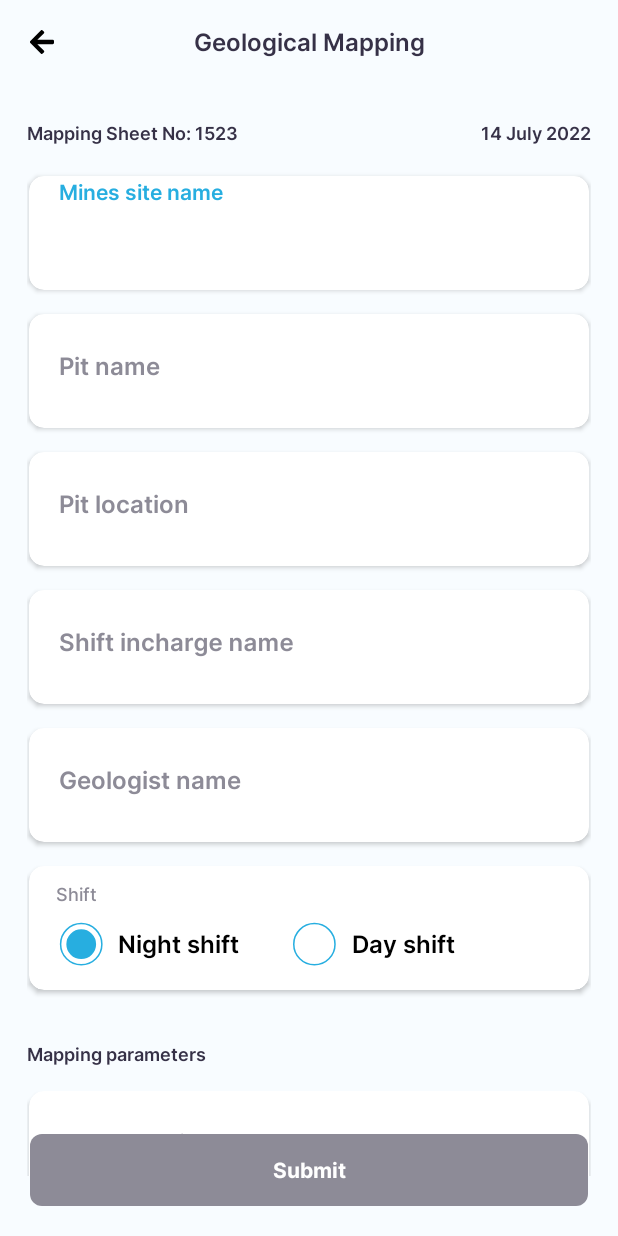
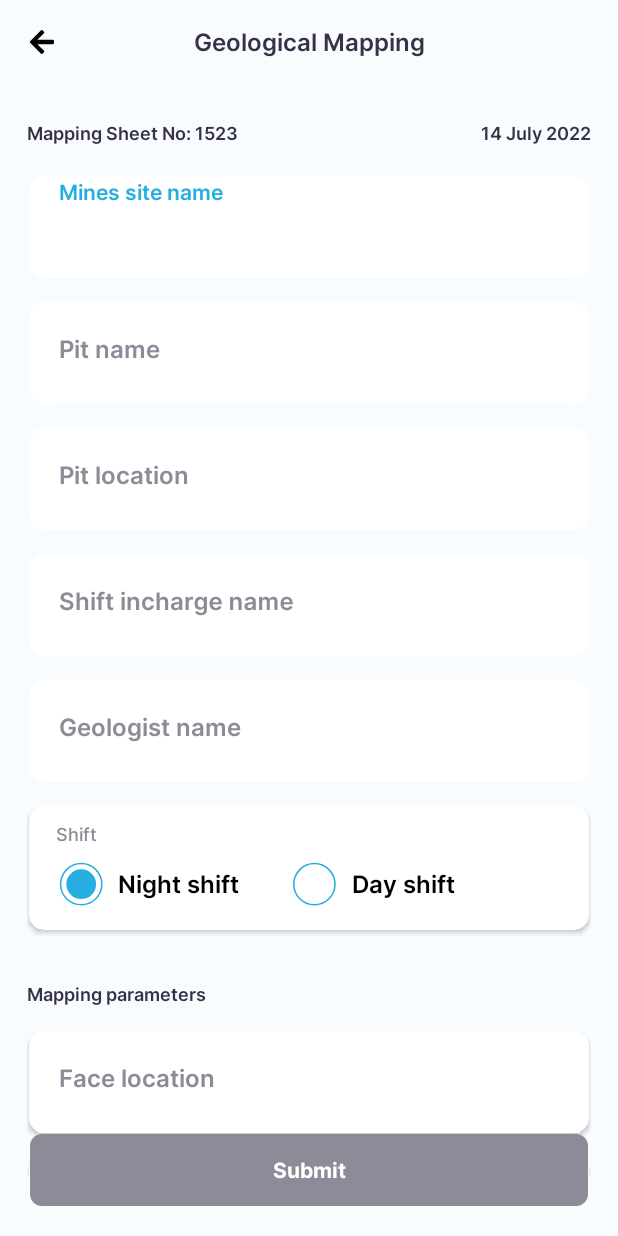
Before and after one commit to QLTECHPROJ/GEOMAP_Android, an Android app: the OpenCastFormFirstStepActivity screen opened directly, with no data from a screen before it, on a phone screen of 412 x 824 dp. Run offline under Robolectric (Android 15) with nearby library versions, the phone set to English and light mode, and no system bars; our stand-ins replace data binding, sdp/ssp sizes; libraries missing offline, so code that uses them is left out: com.github.gcacace.signaturepad; plain views replace SignaturePad; network calls fail; 2 statements that could not run were skipped.

Commit message:
Textfield size design changes.

```diff
--- a/app/src/main/java/com/geomap/mapReportModule/activities/OpenCastFormFirstStepActivity.kt
+++ b/app/src/main/java/com/geomap/mapReportModule/activities/OpenCastFormFirstStepActivity.kt
@@ -11,9 +11,6 @@ import com.geomap.GeoMapApp.*
 import com.geomap.R
 import com.geomap.databinding.ActivityOpenCastFormFirstStepBinding
 import com.github.gcacace.signaturepad.views.SignaturePad
-
-
-
 
 class OpenCastFormFirstStepActivity : AppCompatActivity() {
     private lateinit var binding : ActivityOpenCastFormFirstStepBinding
--- a/app/src/main/java/com/geomap/utils/RetrofitService.kt
+++ b/app/src/main/java/com/geomap/utils/RetrofitService.kt
@@ -24,7 +24,9 @@ interface RetrofitService {
 
     @POST("csdetails")
     @FormUrlEncoded
-    fun postLoginData(@Field("custId") custId : String?) : Call<LoginModel>
+    fun postLoginData(@Field("userId") userId : String?,
+        @Field("name") name : String?,
+        @Field("password") password : String?) : Call<LoginModel>
 
     companion object {
         fun getInstance() : RetrofitService {
--- a/app/src/main/res/layout/activity_open_cast_form_first_step.xml
+++ b/app/src/main/res/layout/activity_open_cast_form_first_step.xml
@@ -87,7 +87,7 @@
 
                 <androidx.cardview.widget.CardView
                     android:layout_width="match_parent"
-                    android:layout_height="@dimen/_76sdp"
+                    android:layout_height="@dimen/_68sdp"
                     android:layout_marginHorizontal="@dimen/_1sdp"
                     android:layout_marginTop="@dimen/_20sdp"
                     app:cardCornerRadius="@dimen/_10sdp"
@@ -112,7 +112,7 @@
                         <com.google.android.material.textfield.TextInputEditText
                             android:id="@+id/etMinesSiteName"
                             android:layout_width="match_parent"
-                            android:layout_height="@dimen/_38sdp"
+                            android:layout_height="@dimen/_24sdp"
                             android:background="@null"
                             android:backgroundTint="@color/black"
                             android:cursorVisible="true"
@@ -134,7 +134,7 @@
 
                 <androidx.cardview.widget.CardView
                     android:layout_width="match_parent"
-                    android:layout_height="@dimen/_76sdp"
+                    android:layout_height="@dimen/_68sdp"
                     android:layout_marginHorizontal="@dimen/_1sdp"
                     android:layout_marginTop="@dimen/_16sdp"
                     app:cardCornerRadius="@dimen/_10sdp"
@@ -159,7 +159,7 @@
                         <com.google.android.material.textfield.TextInputEditText
                             android:id="@+id/etPitName"
                             android:layout_width="match_parent"
-                            android:layout_height="@dimen/_38sdp"
+                            android:layout_height="@dimen/_24sdp"
                             android:background="@null"
                             android:backgroundTint="@color/black"
                             android:cursorVisible="true"
@@ -182,7 +182,7 @@
 
                 <androidx.cardview.widget.CardView
                     android:layout_width="match_parent"
-                    android:layout_height="@dimen/_76sdp"
+                    android:layout_height="@dimen/_68sdp"
                     android:layout_marginHorizontal="@dimen/_1sdp"
                     android:layout_marginTop="@dimen/_16sdp"
                     app:cardCornerRadius="@dimen/_10sdp"
@@ -207,7 +207,7 @@
                         <com.google.android.material.textfield.TextInputEditText
                             android:id="@+id/etPitLocation"
                             android:layout_width="match_parent"
-                            android:layout_height="@dimen/_38sdp"
+                            android:layout_height="@dimen/_24sdp"
                             android:background="@null"
                             android:backgroundTint="@color/black"
                             android:cursorVisible="true"
@@ -230,7 +230,7 @@
 
                 <androidx.cardview.widget.CardView
                     android:layout_width="match_parent"
-                    android:layout_height="@dimen/_76sdp"
+                    android:layout_height="@dimen/_68sdp"
                     android:layout_marginHorizontal="@dimen/_1sdp"
                     android:layout_marginTop="@dimen/_16sdp"
                     app:cardCornerRadius="@dimen/_10sdp"
@@ -255,7 +255,7 @@
                         <com.google.android.material.textfield.TextInputEditText
                             android:id="@+id/etShiftInchargeName"
                             android:layout_width="match_parent"
-                            android:layout_height="@dimen/_38sdp"
+                            android:layout_height="@dimen/_28sdp"
                             android:background="@null"
                             android:backgroundTint="@color/black"
                             android:cursorVisible="true"
@@ -278,7 +278,7 @@
 
                 <androidx.cardview.widget.CardView
                     android:layout_width="match_parent"
-                    android:layout_height="@dimen/_76sdp"
+                    android:layout_height="@dimen/_68sdp"
                     android:layout_marginHorizontal="@dimen/_1sdp"
                     android:layout_marginTop="@dimen/_16sdp"
                     app:cardCornerRadius="@dimen/_10sdp"
@@ -303,7 +303,7 @@
                         <com.google.android.material.textfield.TextInputEditText
                             android:id="@+id/etGeologistName"
                             android:layout_width="match_parent"
-                            android:layout_height="@dimen/_38sdp"
+                            android:layout_height="@dimen/_24sdp"
                             android:background="@null"
                             android:backgroundTint="@color/black"
                             android:cursorVisible="true"
@@ -408,7 +408,7 @@
 
                 <androidx.cardview.widget.CardView
                     android:layout_width="match_parent"
-                    android:layout_height="@dimen/_76sdp"
+                    android:layout_height="@dimen/_68sdp"
                     android:layout_marginHorizontal="@dimen/_1sdp"
                     android:layout_marginTop="@dimen/_16sdp"
                     app:cardCornerRadius="@dimen/_10sdp"
@@ -433,7 +433,7 @@
                         <com.google.android.material.textfield.TextInputEditText
                             android:id="@+id/etFaceLocation"
                             android:layout_width="match_parent"
-                            android:layout_height="@dimen/_38sdp"
+                            android:layout_height="@dimen/_24sdp"
                             android:background="@null"
                             android:backgroundTint="@color/black"
                             android:cursorVisible="true"
@@ -454,7 +454,7 @@
 
                 <androidx.cardview.widget.CardView
                     android:layout_width="match_parent"
-                    android:layout_height="@dimen/_76sdp"
+                    android:layout_height="@dimen/_68sdp"
                     android:layout_marginHorizontal="@dimen/_1sdp"
                     android:layout_marginTop="@dimen/_16sdp"
                     app:cardCornerRadius="@dimen/_10sdp"
@@ -479,7 +479,7 @@
                         <com.google.android.material.textfield.TextInputEditText
                             android:id="@+id/etFaceLengthM"
                             android:layout_width="match_parent"
-                            android:layout_height="@dimen/_38sdp"
+                            android:layout_height="@dimen/_24sdp"
                             android:background="@null"
                             android:backgroundTint="@color/black"
                             android:cursorVisible="true"
@@ -499,7 +499,7 @@
 
                 <androidx.cardview.widget.CardView
                     android:layout_width="match_parent"
-                    android:layout_height="@dimen/_76sdp"
+                    android:layout_height="@dimen/_68sdp"
                     android:layout_marginHorizontal="@dimen/_1sdp"
                     android:layout_marginTop="@dimen/_16sdp"
                     app:cardCornerRadius="@dimen/_10sdp"
@@ -524,7 +524,7 @@
                         <com.google.android.material.textfield.TextInputEditText
                             android:id="@+id/etFaceAreaM2"
                             android:layout_width="match_parent"
-                            android:layout_height="@dimen/_38sdp"
+                            android:layout_height="@dimen/_24sdp"
                             android:background="@null"
                             android:backgroundTint="@color/black"
                             android:cursorVisible="true"
@@ -545,7 +545,7 @@
 
                 <androidx.cardview.widget.CardView
                     android:layout_width="match_parent"
-                    android:layout_height="@dimen/_76sdp"
+                    android:layout_height="@dimen/_68sdp"
                     android:layout_marginHorizontal="@dimen/_1sdp"
                     android:layout_marginTop="@dimen/_16sdp"
                     app:cardCornerRadius="@dimen/_10sdp"
@@ -570,7 +570,7 @@
                         <com.google.android.material.textfield.TextInputEditText
                             android:id="@+id/etFaceRockTypes"
                             android:layout_width="match_parent"
-                            android:layout_height="@dimen/_38sdp"
+                            android:layout_height="@dimen/_24sdp"
                             android:background="@null"
                             android:backgroundTint="@color/black"
                             android:cursorVisible="true"
@@ -591,7 +591,7 @@
 
                 <androidx.cardview.widget.CardView
                     android:layout_width="match_parent"
-                    android:layout_height="@dimen/_76sdp"
+                    android:layout_height="@dimen/_68sdp"
                     android:layout_marginHorizontal="@dimen/_1sdp"
                     android:layout_marginTop="@dimen/_16sdp"
                     app:cardCornerRadius="@dimen/_10sdp"
@@ -616,7 +616,7 @@
                         <com.google.android.material.textfield.TextInputEditText
                             android:id="@+id/etBenchRL"
                             android:layout_width="match_parent"
-                            android:layout_height="@dimen/_38sdp"
+                            android:layout_height="@dimen/_24sdp"
                             android:background="@null"
                             android:backgroundTint="@color/black"
                             android:cursorVisible="true"
@@ -636,7 +636,7 @@
 
                 <androidx.cardview.widget.CardView
                     android:layout_width="match_parent"
-                    android:layout_height="@dimen/_76sdp"
+                    android:layout_height="@dimen/_68sdp"
                     android:layout_marginHorizontal="@dimen/_1sdp"
                     android:layout_marginTop="@dimen/_16sdp"
                     app:cardCornerRadius="@dimen/_10sdp"
@@ -661,7 +661,7 @@
                         <com.google.android.material.textfield.TextInputEditText
                             android:id="@+id/etBenchHeightWidth"
                             android:layout_width="match_parent"
-                            android:layout_height="@dimen/_38sdp"
+                            android:layout_height="@dimen/_24sdp"
                             android:background="@null"
                             android:backgroundTint="@color/black"
                             android:cursorVisible="true"
@@ -682,7 +682,7 @@
 
                 <androidx.cardview.widget.CardView
                     android:layout_width="match_parent"
-                    android:layout_height="@dimen/_76sdp"
+                    android:layout_height="@dimen/_68sdp"
                     android:layout_marginHorizontal="@dimen/_1sdp"
                     android:layout_marginTop="@dimen/_16sdp"
                     app:cardCornerRadius="@dimen/_10sdp"
@@ -707,7 +707,7 @@
                         <com.google.android.material.textfield.TextInputEditText
                             android:id="@+id/etBenchAngle"
                             android:layout_width="match_parent"
-                            android:layout_height="@dimen/_38sdp"
+                            android:layout_height="@dimen/_24sdp"
                             android:background="@null"
                             android:backgroundTint="@color/black"
                             android:cursorVisible="true"
@@ -728,7 +728,7 @@
 
                 <androidx.cardview.widget.CardView
                     android:layout_width="match_parent"
-                    android:layout_height="@dimen/_76sdp"
+                    android:layout_height="@dimen/_68sdp"
                     android:layout_marginHorizontal="@dimen/_1sdp"
                     android:layout_marginTop="@dimen/_16sdp"
                     app:cardCornerRadius="@dimen/_10sdp"
@@ -753,7 +753,7 @@
                         <com.google.android.material.textfield.TextInputEditText
                             android:id="@+id/etDipDirectionAngle"
                             android:layout_width="match_parent"
-                            android:layout_height="@dimen/_38sdp"
+                            android:layout_height="@dimen/_24sdp"
                             android:background="@null"
                             android:backgroundTint="@color/black"
                             android:cursorVisible="true"
@@ -774,7 +774,7 @@
 
                 <androidx.cardview.widget.CardView
                     android:layout_width="match_parent"
-                    android:layout_height="@dimen/_76sdp"
+                    android:layout_height="@dimen/_68sdp"
                     android:layout_marginHorizontal="@dimen/_1sdp"
                     android:layout_marginTop="@dimen/_16sdp"
                     app:cardCornerRadius="@dimen/_10sdp"
@@ -799,7 +799,7 @@
                         <com.google.android.material.textfield.TextInputEditText
                             android:id="@+id/etThicknessOfOre"
                             android:layout_width="match_parent"
-                            android:layout_height="@dimen/_38sdp"
+                            android:layout_height="@dimen/_24sdp"
                             android:background="@null"
                             android:backgroundTint="@color/black"
                             android:cursorVisible="true"
@@ -820,7 +820,7 @@
 
                 <androidx.cardview.widget.CardView
                     android:layout_width="match_parent"
-                    android:layout_height="@dimen/_76sdp"
+                    android:layout_height="@dimen/_68sdp"
                     android:layout_marginHorizontal="@dimen/_1sdp"
                     android:layout_marginTop="@dimen/_16sdp"
                     app:cardCornerRadius="@dimen/_10sdp"
@@ -845,7 +845,7 @@
                         <com.google.android.material.textfield.TextInputEditText
                             android:id="@+id/etThinessOfOverburden"
                             android:layout_width="match_parent"
-                            android:layout_height="@dimen/_38sdp"
+                            android:layout_height="@dimen/_24sdp"
                             android:background="@null"
                             android:backgroundTint="@color/black"
                             android:cursorVisible="true"
@@ -866,7 +866,7 @@
 
                 <androidx.cardview.widget.CardView
                     android:layout_width="match_parent"
-                    android:layout_height="@dimen/_76sdp"
+                    android:layout_height="@dimen/_68sdp"
                     android:layout_marginHorizontal="@dimen/_1sdp"
                     android:layout_marginTop="@dimen/_16sdp"
                     app:cardCornerRadius="@dimen/_10sdp"
@@ -891,7 +891,7 @@
                         <com.google.android.material.textfield.TextInputEditText
                             android:id="@+id/etThicknessOfInterburden"
                             android:layout_width="match_parent"
-                            android:layout_height="@dimen/_38sdp"
+                            android:layout_height="@dimen/_24sdp"
                             android:background="@null"
                             android:backgroundTint="@color/black"
                             android:cursorVisible="true"
@@ -912,7 +912,7 @@
 
                 <androidx.cardview.widget.CardView
                     android:layout_width="match_parent"
-                    android:layout_height="@dimen/_76sdp"
+                    android:layout_height="@dimen/_68sdp"
                     android:layout_marginHorizontal="@dimen/_1sdp"
                     android:layout_marginTop="@dimen/_16sdp"
                     app:cardCornerRadius="@dimen/_10sdp"
@@ -937,7 +937,7 @@
                         <com.google.android.material.textfield.TextInputEditText
                             android:id="@+id/etObservedGradeOfOre"
                             android:layout_width="match_parent"
-                            android:layout_height="@dimen/_38sdp"
+                            android:layout_height="@dimen/_24sdp"
                             android:background="@null"
                             android:backgroundTint="@color/black"
                             android:cursorVisible="true"
@@ -1024,7 +1024,7 @@
 
                 <androidx.cardview.widget.CardView
                     android:layout_width="match_parent"
-                    android:layout_height="@dimen/_76sdp"
+                    android:layout_height="@dimen/_68sdp"
                     android:layout_marginHorizontal="@dimen/_1sdp"
                     android:layout_marginTop="@dimen/_16sdp"
                     app:cardCornerRadius="@dimen/_10sdp"
@@ -1049,7 +1049,7 @@
                         <com.google.android.material.textfield.TextInputEditText
                             android:id="@+id/etActualGradeOfOre"
                             android:layout_width="match_parent"
-                            android:layout_height="@dimen/_38sdp"
+                            android:layout_height="@dimen/_24sdp"
                             android:background="@null"
                             android:backgroundTint="@color/black"
                             android:cursorVisible="true"
@@ -1410,7 +1410,7 @@
                     <EditText
                         android:id="@+id/edtNotes"
                         android:layout_width="match_parent"
-                        android:layout_height="@dimen/_90sdp"
+                        android:layout_height="@dimen/_100sdp"
                         android:layout_marginHorizontal="@dimen/_18sdp"
                         android:layout_marginVertical="@dimen/_10sdp"
                         android:background="@android:color/transparent"
--- a/app/src/main/res/values-night/themes.xml
+++ b/app/src/main/res/values-night/themes.xml
@@ -40,7 +40,7 @@
     </style>
 
     <style name="ErrorText" parent="Theme.AppCompat.Light.DarkActionBar">
-        <item name="android:textSize">@dimen/_12sdp</item>
+        <item name="android:textSize">@dimen/_11sdp</item>
         <item name="android:colorAccent" tools:targetApi="lollipop">@color/red</item>
         <item name="android:textColor">@color/red</item>
         <item name="android:fontFamily">@font/inter_medium</item>
--- a/app/src/main/res/values/positive_sdps.xml
+++ b/app/src/main/res/values/positive_sdps.xml
@@ -55,6 +55,7 @@
     <dimen name="_66sdp">66.00dp</dimen>
     <dimen name="_68sdp">68.00dp</dimen>
     <dimen name="_70sdp">70.00dp</dimen>
+    <dimen name="_72sdp">72.00dp</dimen>
     <dimen name="_75sdp">75.00dp</dimen>
     <dimen name="_76sdp">76.00dp</dimen>
     <dimen name="_80sdp">80.00dp</dimen>
--- a/app/src/main/res/values/themes.xml
+++ b/app/src/main/res/values/themes.xml
@@ -40,7 +40,7 @@
     </style>
 
     <style name="ErrorText" parent="Theme.AppCompat.Light.DarkActionBar">
-        <item name="android:textSize">@dimen/_12sdp</item>
+        <item name="android:textSize">@dimen/_11sdp</item>
         <item name="android:colorAccent" tools:targetApi="lollipop">@color/red</item>
         <item name="android:textColor">@color/red</item>
         <item name="android:fontFamily">@font/inter_medium</item>
```
Also changed, not shown: app/src/main/java/com/geomap/userModule/activities/SignInActivity.kt (+59 -3 lines), app/src/main/java/com/geomap/userModule/models/LoginModel.kt (+19 -0 lines), app/src/main/res/layout/activity_sign_in.xml (+4 -8 lines), app/src/main/res/layout/activity_under_ground_form_second_step.xml (+20 -20 lines), app/src/main/res/layout/activity_user_profile.xml (+8 -8 lines).
